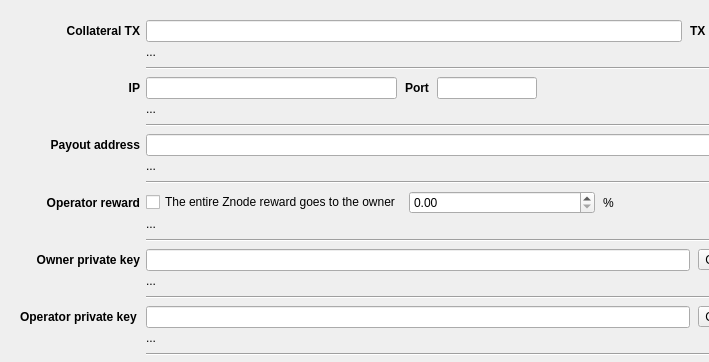
Bertrand256/dash-masternode-tool, file src/ui/ui_reg_masternode_dlg.ui: the form before one commit; both pictures show x 0 to 709 and y 0 to 362 of the 808 by 659 pixel window.
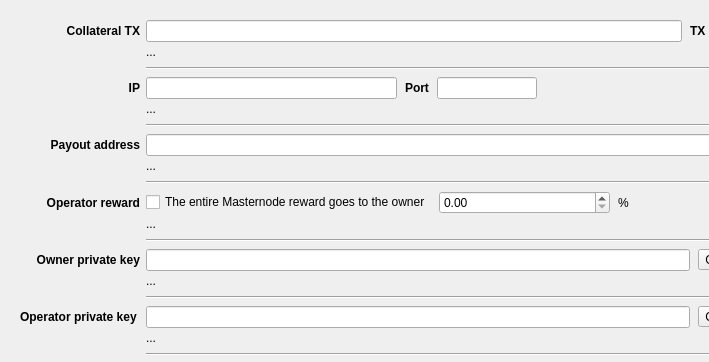
The form after the commit.

Commit message:
Rebranding from znode to firo/masternode (#14)
* Rebranding from znode-tool to firo-masternode-tool

```diff
--- a/src/ui/ui_reg_masternode_dlg.ui
+++ b/src/ui/ui_reg_masternode_dlg.ui
@@ -162,7 +162,7 @@
          <item>
           <widget class="QCheckBox" name="chbWholeMNReward">
            <property name="text">
-            <string>The entire Znode reward goes to the owner</string>
+            <string>The entire Masternode reward goes to the owner</string>
            </property>
           </widget>
          </item>
```
Left out of the diff: 2 changed lines with no effect on the pictures. The commit also changes 36 other files.
